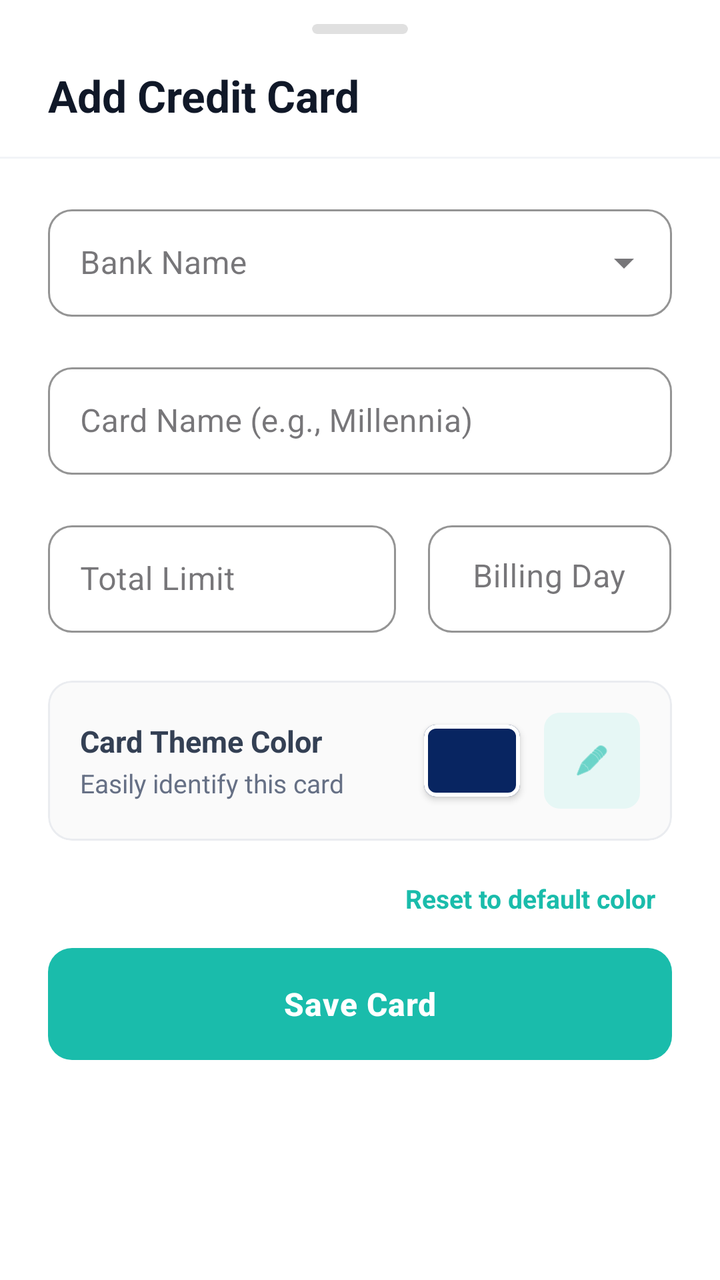
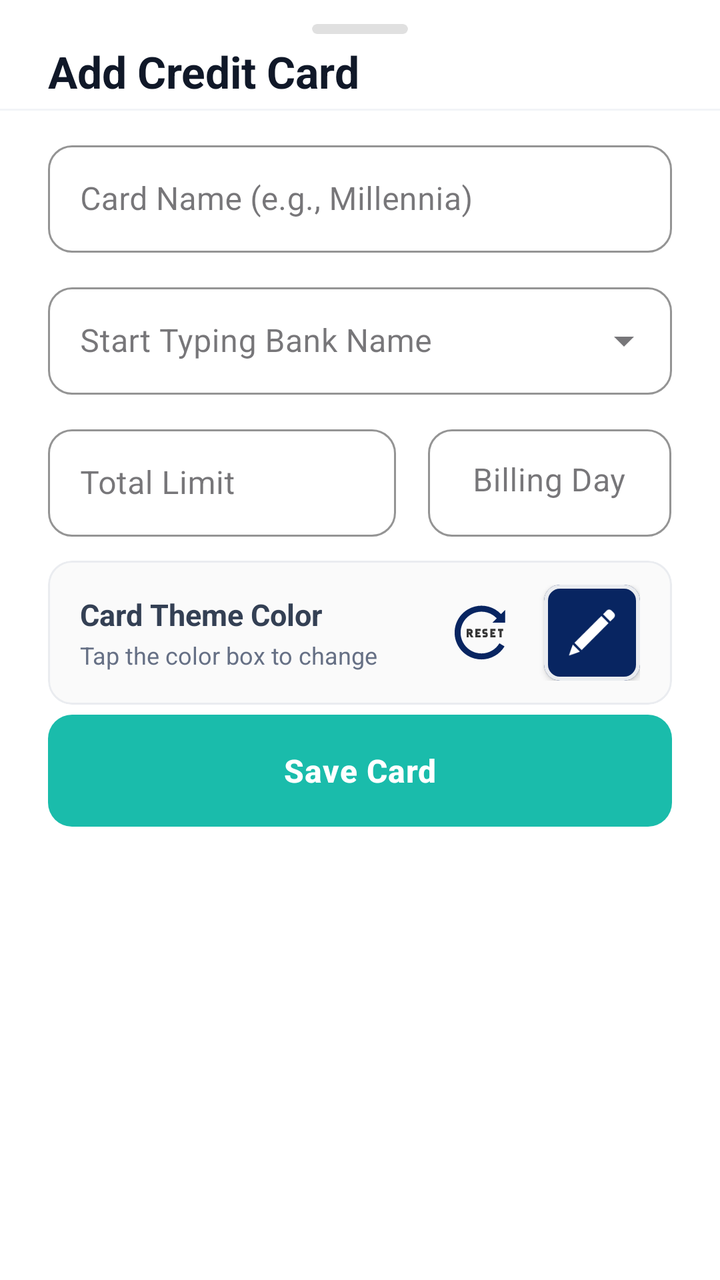

Compare the two renders of this Android layout. The source of the first and the diff that turns it into the second are given below.
<!-- AndroidManifest.xml: application theme Theme.FinTrack -->
<!-- res/layout/dialog_add_edit_card.xml -->
<?xml version="1.0" encoding="utf-8"?>
<LinearLayout
    xmlns:android="http://schemas.android.com/apk/res/android"
    xmlns:app="http://schemas.android.com/apk/res-auto"
    xmlns:tools="http://schemas.android.com/tools"
    android:layout_width="match_parent"
    android:layout_height="wrap_content"
    android:background="#FFFFFF"
    android:orientation="vertical"
    tools:ignore="HardcodedText, ContentDescription">

    
    <com.google.android.material.card.MaterialCardView
        android:layout_width="48dp"
        android:layout_height="5dp"
        android:layout_gravity="center_horizontal"
        android:layout_marginTop="12dp"
        android:layout_marginBottom="16dp"
        app:cardBackgroundColor="#E0E0E0"
        app:cardCornerRadius="2.5dp"
        app:cardElevation="0dp"
        app:strokeWidth="0dp" />

    
    <TextView
        android:id="@+id/tvCardSheetTitle"
        android:layout_width="match_parent"
        android:layout_height="wrap_content"
        android:paddingHorizontal="24dp"
        android:paddingBottom="16dp"
        android:text="Add Credit Card"
        android:textColor="#101828"
        android:textSize="22sp"
        android:textStyle="bold" />

    
    <View
        android:layout_width="match_parent"
        android:layout_height="1dp"
        android:background="#F2F4F7" />

    
    <androidx.core.widget.NestedScrollView
        android:layout_width="match_parent"
        android:layout_height="wrap_content"
        android:fillViewport="true"
        android:overScrollMode="never"
        android:maxHeight="550dp">

        <LinearLayout
            android:layout_width="match_parent"
            android:layout_height="wrap_content"
            android:orientation="vertical"
            android:paddingHorizontal="24dp"
            android:paddingTop="20dp"
            android:paddingBottom="12dp">

            
            <com.google.android.material.textfield.TextInputLayout
                style="@style/Widget.MaterialComponents.TextInputLayout.OutlinedBox.ExposedDropdownMenu"
                android:layout_width="match_parent"
                android:layout_height="wrap_content"
                android:layout_marginBottom="20dp"
                android:hint="Bank Name"
                app:boxCornerRadiusBottomEnd="12dp"
                app:boxCornerRadiusBottomStart="12dp"
                app:boxCornerRadiusTopEnd="12dp"
                app:boxCornerRadiusTopStart="12dp"
                app:boxStrokeColor="#1abcab"
                app:hintTextColor="#1abcab">

                <com.google.android.material.textfield.MaterialAutoCompleteTextView
                    android:id="@+id/spinSheetBankName"
                    android:layout_width="match_parent"
                    android:layout_height="wrap_content"
                    android:inputType="none"
                    android:paddingTop="16dp"
                    android:paddingBottom="16dp"
                    android:textColor="#101828"
                    android:textSize="16sp" />
            </com.google.android.material.textfield.TextInputLayout>

            
            <com.google.android.material.textfield.TextInputLayout
                style="@style/Widget.MaterialComponents.TextInputLayout.OutlinedBox"
                android:layout_width="match_parent"
                android:layout_height="wrap_content"
                android:layout_marginBottom="20dp"
                android:hint="Card Name (e.g., Millennia)"
                app:boxCornerRadiusBottomEnd="12dp"
                app:boxCornerRadiusBottomStart="12dp"
                app:boxCornerRadiusTopEnd="12dp"
                app:boxCornerRadiusTopStart="12dp"
                app:boxStrokeColor="#1abcab"
                app:hintTextColor="#1abcab">

                <com.google.android.material.textfield.TextInputEditText
                    android:id="@+id/etSheetCardName"
                    android:layout_width="match_parent"
                    android:layout_height="wrap_content"
                    android:inputType="textCapWords"
                    android:paddingTop="16dp"
                    android:paddingBottom="16dp"
                    android:textColor="#101828"
                    android:textSize="16sp" />
            </com.google.android.material.textfield.TextInputLayout>

            
            <LinearLayout
                android:layout_width="match_parent"
                android:layout_height="wrap_content"
                android:orientation="horizontal"
                android:baselineAligned="false"
                android:layout_marginBottom="24dp">

                
                <com.google.android.material.textfield.TextInputLayout
                    style="@style/Widget.MaterialComponents.TextInputLayout.OutlinedBox"
                    android:layout_width="0dp"
                    android:layout_height="wrap_content"
                    android:layout_weight="1"
                    android:layout_marginEnd="8dp"
                    android:hint="Total Limit"
                    app:prefixText="₹ "
                    app:prefixTextColor="#667085"
                    app:boxCornerRadiusBottomEnd="12dp"
                    app:boxCornerRadiusBottomStart="12dp"
                    app:boxCornerRadiusTopEnd="12dp"
                    app:boxCornerRadiusTopStart="12dp"
                    app:boxStrokeColor="#1abcab"
                    app:hintTextColor="#1abcab">

                    <com.google.android.material.textfield.TextInputEditText
                        android:id="@+id/etSheetTotalLimit"
                        android:layout_width="match_parent"
                        android:layout_height="wrap_content"
                        android:inputType="numberDecimal"
                        android:paddingTop="16dp"
                        android:paddingBottom="16dp"
                        android:textColor="#101828"
                        android:textSize="16sp" />
                </com.google.android.material.textfield.TextInputLayout>

                
                <com.google.android.material.textfield.TextInputLayout
                    style="@style/Widget.MaterialComponents.TextInputLayout.OutlinedBox"
                    android:layout_width="0dp"
                    android:layout_height="wrap_content"
                    android:layout_weight="0.7"
                    android:layout_marginStart="8dp"
                    android:hint="Billing Day"
                    app:suffixText="/ 31"
                    app:suffixTextColor="#98A2B3"
                    app:boxCornerRadiusBottomEnd="12dp"
                    app:boxCornerRadiusBottomStart="12dp"
                    app:boxCornerRadiusTopEnd="12dp"
                    app:boxCornerRadiusTopStart="12dp"
                    app:boxStrokeColor="#1abcab"
                    app:hintTextColor="#1abcab">

                    <com.google.android.material.textfield.TextInputEditText
                        android:id="@+id/etSheetBillingDay"
                        android:layout_width="match_parent"
                        android:layout_height="wrap_content"
                        android:inputType="number"
                        android:maxLength="2"
                        android:paddingTop="16dp"
                        android:paddingBottom="16dp"
                        android:textColor="#101828"
                        android:textSize="16sp"
                        android:gravity="center_horizontal" />
                </com.google.android.material.textfield.TextInputLayout>

            </LinearLayout>

            
            <com.google.android.material.card.MaterialCardView
                android:layout_width="match_parent"
                android:layout_height="wrap_content"
                android:layout_marginBottom="12dp"
                app:cardBackgroundColor="#FAFAFA"
                app:cardCornerRadius="12dp"
                app:cardElevation="0dp"
                app:strokeColor="#EAECF0"
                app:strokeWidth="1dp">

                <LinearLayout
                    android:layout_width="match_parent"
                    android:layout_height="wrap_content"
                    android:orientation="horizontal"
                    android:padding="16dp"
                    android:gravity="center_vertical">

                    <LinearLayout
                        android:layout_width="0dp"
                        android:layout_height="wrap_content"
                        android:layout_weight="1"
                        android:orientation="vertical">

                        <TextView
                            android:layout_width="wrap_content"
                            android:layout_height="wrap_content"
                            android:text="Card Theme Color"
                            android:textColor="#344054"
                            android:textSize="15sp"
                            android:textStyle="bold"
                            android:layout_marginBottom="2dp" />

                        <TextView
                            android:layout_width="wrap_content"
                            android:layout_height="wrap_content"
                            android:text="Easily identify this card"
                            android:textColor="#667085"
                            android:textSize="13sp" />
                    </LinearLayout>

                    
                    <com.google.android.material.card.MaterialCardView
                        android:id="@+id/cardColorPreview"
                        android:layout_width="48dp"
                        android:layout_height="36dp"
                        android:layout_marginEnd="12dp"
                        app:cardBackgroundColor="#082561"
                        app:cardCornerRadius="6dp"
                        app:cardElevation="2dp"
                        app:strokeColor="#FFFFFF"
                        app:strokeWidth="2dp" />

                    
                    <com.google.android.material.button.MaterialButton
                        android:id="@+id/btnPickColor"
                        style="@style/Widget.MaterialComponents.Button.UnelevatedButton"
                        android:layout_width="48dp"
                        android:layout_height="48dp"
                        android:insetLeft="0dp"
                        android:insetTop="0dp"
                        android:insetRight="0dp"
                        android:insetBottom="0dp"
                        app:icon="@android:drawable/ic_menu_edit"
                        app:iconPadding="0dp"
                        app:iconGravity="textStart"
                        app:iconTint="#1abcab"
                        app:backgroundTint="#E6F7F5"
                        app:cornerRadius="8dp" />

                </LinearLayout>
            </com.google.android.material.card.MaterialCardView>

            
            <TextView
                android:id="@+id/btnResetColor"
                android:layout_width="wrap_content"
                android:layout_height="wrap_content"
                android:layout_gravity="end"
                android:text="Reset to default color"
                android:textColor="#1abcab"
                android:textSize="13sp"
                android:textStyle="bold"
                android:padding="8dp"
                android:background="?attr/selectableItemBackground"
                android:clickable="true"
                android:focusable="true"
                android:layout_marginBottom="8dp"/>

            <com.google.android.material.button.MaterialButton
                android:id="@+id/btnSheetSaveCard"
                android:layout_width="match_parent"
                android:layout_height="56dp"
                android:insetTop="0dp"
                android:insetBottom="0dp"
                android:text="Save Card"
                android:textColor="#FFFFFF"
                android:textSize="16sp"
                android:letterSpacing="0.02"
                android:textStyle="bold"
                app:backgroundTint="#1abcab"
                app:cornerRadius="12dp" />

        </LinearLayout>
    </androidx.core.widget.NestedScrollView>

</LinearLayout>
<!-- resources referenced by this layout -->
<resources>
  <style name="Theme.FinTrack" parent="Base.Theme.FinTrack" />
  <style name="Base.Theme.FinTrack" parent="Theme.Material3.Light.NoActionBar">
          
          <item name="colorPrimary">#082561</item>
          <item name="colorSecondary">#1ABCAB</item>
  
          
          <item name="android:windowLightStatusBar">true</item>
          <item name="android:statusBarColor">#FFFFFF</item>
      </style>
</resources>

<!-- the commit's change to res/layout/dialog_add_edit_card.xml (unified diff, before → after) -->
@@ -15,7 +15,6 @@
         android:layout_height="5dp"
         android:layout_gravity="center_horizontal"
         android:layout_marginTop="12dp"
-        android:layout_marginBottom="16dp"
         app:cardBackgroundColor="#E0E0E0"
         app:cardCornerRadius="2.5dp"
         app:cardElevation="0dp"
@@ -27,7 +26,7 @@
         android:layout_width="match_parent"
         android:layout_height="wrap_content"
         android:paddingHorizontal="24dp"
-        android:paddingBottom="16dp"
+        android:paddingVertical="4dp"
         android:text="Add Credit Card"
         android:textColor="#101828"
         android:textSize="22sp"
@@ -52,40 +51,15 @@
             android:layout_height="wrap_content"
             android:orientation="vertical"
             android:paddingHorizontal="24dp"
-            android:paddingTop="20dp"
+            android:paddingTop="12dp"
             android:paddingBottom="12dp">
-
-            
-            <com.google.android.material.textfield.TextInputLayout
-                style="@style/Widget.MaterialComponents.TextInputLayout.OutlinedBox.ExposedDropdownMenu"
-                android:layout_width="match_parent"
-                android:layout_height="wrap_content"
-                android:layout_marginBottom="20dp"
-                android:hint="Bank Name"
-                app:boxCornerRadiusBottomEnd="12dp"
-                app:boxCornerRadiusBottomStart="12dp"
-                app:boxCornerRadiusTopEnd="12dp"
-                app:boxCornerRadiusTopStart="12dp"
-                app:boxStrokeColor="#1abcab"
-                app:hintTextColor="#1abcab">
-
-                <com.google.android.material.textfield.MaterialAutoCompleteTextView
-                    android:id="@+id/spinSheetBankName"
-                    android:layout_width="match_parent"
-                    android:layout_height="wrap_content"
-                    android:inputType="none"
-                    android:paddingTop="16dp"
-                    android:paddingBottom="16dp"
-                    android:textColor="#101828"
-                    android:textSize="16sp" />
-            </com.google.android.material.textfield.TextInputLayout>
 
             
             <com.google.android.material.textfield.TextInputLayout
                 style="@style/Widget.MaterialComponents.TextInputLayout.OutlinedBox"
                 android:layout_width="match_parent"
                 android:layout_height="wrap_content"
-                android:layout_marginBottom="20dp"
+                android:layout_marginBottom="12dp"
                 android:hint="Card Name (e.g., Millennia)"
                 app:boxCornerRadiusBottomEnd="12dp"
                 app:boxCornerRadiusBottomStart="12dp"
@@ -106,12 +80,39 @@
             </com.google.android.material.textfield.TextInputLayout>
 
             
+            <com.google.android.material.textfield.TextInputLayout
+                style="@style/Widget.MaterialComponents.TextInputLayout.OutlinedBox.ExposedDropdownMenu"
+                android:layout_width="match_parent"
+                android:layout_height="wrap_content"
+                android:layout_marginBottom="12dp"
+                android:hint="Start Typing Bank Name"
+                app:boxCornerRadiusBottomEnd="12dp"
+                app:boxCornerRadiusBottomStart="12dp"
+                app:boxCornerRadiusTopEnd="12dp"
+                app:boxCornerRadiusTopStart="12dp"
+                app:boxStrokeColor="#1abcab"
+                app:hintTextColor="#1abcab">
+
+                <com.google.android.material.textfield.MaterialAutoCompleteTextView
+                    android:id="@+id/spinSheetBankName"
+                    android:layout_width="match_parent"
+                    android:layout_height="wrap_content"
+                    android:inputType="text"
+                    android:popupBackground="@drawable/bg_rounded_popup"
+                    android:completionThreshold="1"
+                    android:paddingTop="16dp"
+                    android:paddingBottom="16dp"
+                    android:textColor="#101828"
+                    android:textSize="16sp" />
+            </com.google.android.material.textfield.TextInputLayout>
+
+            
             <LinearLayout
                 android:layout_width="match_parent"
                 android:layout_height="wrap_content"
                 android:orientation="horizontal"
                 android:baselineAligned="false"
-                android:layout_marginBottom="24dp">
+                android:layout_marginBottom="12dp">
 
                 
                 <com.google.android.material.textfield.TextInputLayout
@@ -177,7 +178,7 @@
             <com.google.android.material.card.MaterialCardView
                 android:layout_width="match_parent"
                 android:layout_height="wrap_content"
-                android:layout_marginBottom="12dp"
+                android:layout_marginBottom="5dp"
                 app:cardBackgroundColor="#FAFAFA"
                 app:cardCornerRadius="12dp"
                 app:cardElevation="0dp"
@@ -188,9 +189,11 @@
                     android:layout_width="match_parent"
                     android:layout_height="wrap_content"
                     android:orientation="horizontal"
-                    android:padding="16dp"
+                    android:paddingHorizontal="16dp"
+                    android:paddingVertical="12dp"
                     android:gravity="center_vertical">
 
+                    
                     <LinearLayout
                         android:layout_width="0dp"
                         android:layout_height="wrap_content"
@@ -209,58 +212,50 @@
                         <TextView
                             android:layout_width="wrap_content"
                             android:layout_height="wrap_content"
-                            android:text="Easily identify this card"
+                            android:text="Tap the color box to change"
                             android:textColor="#667085"
-                            android:textSize="13sp" />
+                            android:textSize="12sp" />
                     </LinearLayout>
+
+                    
+                    
+                    <ImageView
+                        android:id="@+id/btnResetColor"
+                        android:layout_width="40dp"
+                        android:layout_height="40dp"
+                        android:layout_marginEnd="12dp"
+                        android:background="?attr/selectableItemBackgroundBorderless"
+                        android:clickable="true"
+                        android:focusable="true"
+                        android:padding="6dp"
+                        android:src="@drawable/reset"/>
 
                     
                     <com.google.android.material.card.MaterialCardView
                         android:id="@+id/cardColorPreview"
                         android:layout_width="48dp"
-                        android:layout_height="36dp"
-                        android:layout_marginEnd="12dp"
+                        android:layout_height="48dp"
+                        android:clickable="true"
+                        android:focusable="true"
+                        android:foreground="?attr/selectableItemBackground"
                         app:cardBackgroundColor="#082561"
-                        app:cardCornerRadius="6dp"
+                        app:cardCornerRadius="8dp"
                         app:cardElevation="2dp"
-                        app:strokeColor="#FFFFFF"
-                        app:strokeWidth="2dp" />
-
-                    
-                    <com.google.android.material.button.MaterialButton
-                        android:id="@+id/btnPickColor"
-                        style="@style/Widget.MaterialComponents.Button.UnelevatedButton"
-                        android:layout_width="48dp"
-                        android:layout_height="48dp"
-                        android:insetLeft="0dp"
-                        android:insetTop="0dp"
-                        android:insetRight="0dp"
-                        android:insetBottom="0dp"
-                        app:icon="@android:drawable/ic_menu_edit"
-                        app:iconPadding="0dp"
-                        app:iconGravity="textStart"
-                        app:iconTint="#1abcab"
-                        app:backgroundTint="#E6F7F5"
-                        app:cornerRadius="8dp" />
+                        app:strokeColor="#EAECF0"
+                        app:strokeWidth="2dp">
+
+                        
+                        <ImageView
+                            android:layout_width="24dp"
+                            android:layout_height="24dp"
+                            android:layout_gravity="center"
+                            android:src="@drawable/edit"
+                            app:tint="#FFFFFF" />
+
+                    </com.google.android.material.card.MaterialCardView>
 
                 </LinearLayout>
             </com.google.android.material.card.MaterialCardView>
-
-            
-            <TextView
-                android:id="@+id/btnResetColor"
-                android:layout_width="wrap_content"
-                android:layout_height="wrap_content"
-                android:layout_gravity="end"
-                android:text="Reset to default color"
-                android:textColor="#1abcab"
-                android:textSize="13sp"
-                android:textStyle="bold"
-                android:padding="8dp"
-                android:background="?attr/selectableItemBackground"
-                android:clickable="true"
-                android:focusable="true"
-                android:layout_marginBottom="8dp"/>
 
             <com.google.android.material.button.MaterialButton
                 android:id="@+id/btnSheetSaveCard"
<!-- resource entries referenced after the edit -->
@@ -1,5 +1,54 @@
 <!-- resources referenced by this layout -->
 <resources>
+  <!-- drawable bg_rounded_popup (drawable) -->
+  <?xml version="1.0" encoding="utf-8"?>
+  <shape xmlns:android="http://schemas.android.com/apk/res/android"
+      android:shape="rectangle">
+  
+      
+      <solid android:color="#FFFFFF" />
+  
+      
+      <corners android:radius="10dp" />
+  
+      
+      <padding
+          android:top="8dp"
+          android:bottom="8dp" />
+  
+  </shape>
+  <!-- drawable edit (drawable) -->
+  <vector xmlns:android="http://schemas.android.com/apk/res/android"
+      android:width="24dp"
+      android:height="24dp"
+      android:viewportWidth="256"
+      android:viewportHeight="256">
+    <path
+        android:pathData="M72.79,220.61l-38.32,-38.32l143.56,-143.56l38.32,38.32z"
+        android:strokeLineJoin="miter"
+        android:strokeWidth="2.73"
+        android:fillColor="#FFFFFF"
+        android:fillType="nonZero"
+        android:strokeColor="#00000000"
+        android:strokeLineCap="butt"/>
+    <path
+        android:pathData="M63.79,229.61l-59.1,20.78l20.78,-59.1z"
+        android:strokeLineJoin="miter"
+        android:strokeWidth="2.73"
+        android:fillColor="#FFFFFF"
+        android:fillType="nonZero"
+        android:strokeColor="#00000000"
+        android:strokeLineCap="butt"/>
+    <path
+        android:pathData="M231.57,9.78l13.72,13.72c6.79,6.79 6.79,17.81 0,24.6l-19.95,19.95L187.02,29.72l19.95,-19.95C213.76,2.98 224.77,2.98 231.57,9.78z"
+        android:strokeLineJoin="miter"
+        android:strokeWidth="2.73"
+        android:fillColor="#FFFFFF"
+        android:fillType="nonZero"
+        android:strokeColor="#00000000"
+        android:strokeLineCap="butt"/>
+  </vector>
+  <!-- drawable reset: vector/xml drawable (drawable, 3124 chars, omitted) -->
   <style name="Theme.FinTrack" parent="Base.Theme.FinTrack" />
   <style name="Base.Theme.FinTrack" parent="Theme.Material3.Light.NoActionBar">
           
